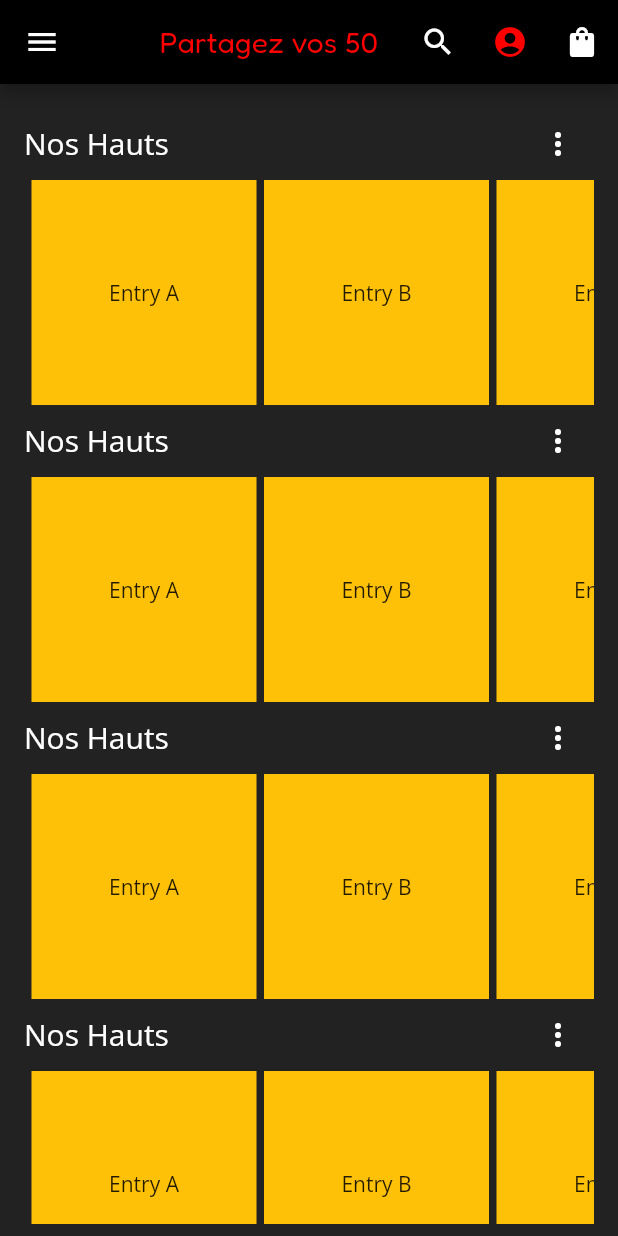
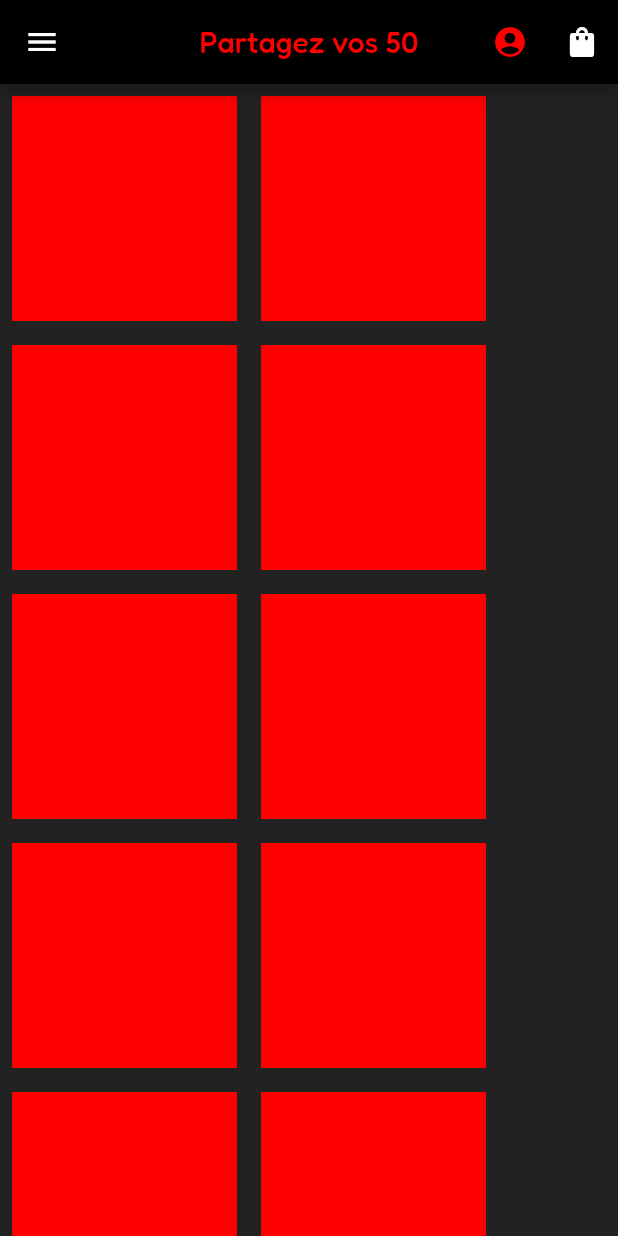
Before and after one commit to Wanako0609/Partagez_vos_50, a Flutter app: the screen it shows after launch, after a tap on the "more vert" icon, on a phone screen of 412 x 824 dp. Run offline on Flutter 3.47's test engine with Material 2 defaults, Android fonts, the light colour scheme and no system bars.

Commit message:
Grand modification technique

```diff
--- /dev/null
+++ b/lib/all_Item/item.dart
@@ -0,0 +1,159 @@
+import 'package:flutter/material.dart';
+import 'package:partagez_vos_50/constants.dart';
+
+class MyItemPage extends StatelessWidget {
+  const MyItemPage({Key? key}) : super(key: key);
+
+  @override
+  Widget build(BuildContext context) {
+    return Scaffold(
+      appBar: myAppBar(context),
+      body: SingleChildScrollView(
+        child: Column(
+          children: [
+            Row(
+              children: [
+                Padding(
+                  padding: const EdgeInsets.all(8.0),
+                  child: Container(
+                    height: 150,
+                    width: 150,
+                    color: mPrimaryColor,
+                  ),
+                ),
+                Padding(
+                  padding: const EdgeInsets.all(8.0),
+                  child: Container(
+                    height: 150,
+                    width: 150,
+                    color: mPrimaryColor,
+                  ),
+                ),
+              ],
+            ),
+            Row(
+              children: [
+                Padding(
+                  padding: const EdgeInsets.all(8.0),
+                  child: Container(
+                    height: 150,
+                    width: 150,
+                    color: mPrimaryColor,
+                  ),
+                ),
+                Padding(
+                  padding: const EdgeInsets.all(8.0),
+                  child: Container(
+                    height: 150,
+                    width: 150,
+                    color: mPrimaryColor,
+                  ),
+                ),
+              ],
+            ),
+            Row(
+              children: [
+                Padding(
+                  padding: const EdgeInsets.all(8.0),
+                  child: Container(
+                    height: 150,
+                    width: 150,
+                    color: mPrimaryColor,
+                  ),
+                ),
+                Padding(
+                  padding: const EdgeInsets.all(8.0),
+                  child: Container(
+                    height: 150,
+                    width: 150,
+                    color: mPrimaryColor,
+                  ),
+                ),
+              ],
+            ),
+            Row(
+              children: [
+                Padding(
+                  padding: const EdgeInsets.all(8.0),
+                  child: Container(
+                    height: 150,
+                    width: 150,
+                    color: mPrimaryColor,
+                  ),
+                ),
+                Padding(
+                  padding: const EdgeInsets.all(8.0),
+                  child: Container(
+                    height: 150,
+                    width: 150,
+                    color: mPrimaryColor,
+                  ),
+                ),
+              ],
+            ),
+            Row(
+              children: [
+                Padding(
+                  padding: const EdgeInsets.all(8.0),
+                  child: Container(
+                    height: 150,
+                    width: 150,
+                    color: mPrimaryColor,
+                  ),
+                ),
+                Padding(
+                  padding: const EdgeInsets.all(8.0),
+                  child: Container(
+                    height: 150,
+                    width: 150,
+                    color: mPrimaryColor,
+                  ),
+                ),
+              ],
+            ),
+            Row(
+              children: [
+                Padding(
+                  padding: const EdgeInsets.all(8.0),
+                  child: Container(
+                    height: 150,
+                    width: 150,
+                    color: mPrimaryColor,
+                  ),
+                ),
+                Padding(
+                  padding: const EdgeInsets.all(8.0),
+                  child: Container(
+                    height: 150,
+                    width: 150,
+                    color: mPrimaryColor,
+                  ),
+                ),
+              ],
+            ),
+            Row(
+              children: [
+                Padding(
+                  padding: const EdgeInsets.all(8.0),
+                  child: Container(
+                    height: 150,
+                    width: 150,
+                    color: mPrimaryColor,
+                  ),
+                ),
+                Padding(
+                  padding: const EdgeInsets.all(8.0),
+                  child: Container(
+                    height: 150,
+                    width: 150,
+                    color: mPrimaryColor,
+                  ),
+                ),
+              ],
+            ),
+          ],
+        ),
+      ),
+    );
+  }
+}
--- a/lib/constants.dart
+++ b/lib/constants.dart
@@ -1,19 +1,111 @@
 import 'package:flutter/material.dart';
+import 'main.dart';
+import 'package:partagez_vos_50/login_activity/login.dart';
 
 const mPrimaryColor = Color.fromARGB(255, 255, 0, 0);
+const mSecondColor = Color.fromARGB(255, 129, 0, 0);
+const mErrorColor = Color.fromARGB(255, 252, 150, 150);
 const mBackgroundColor = Color.fromARGB(255, 34, 34, 34);
 const mAppBarBackgroundColor = Color(0xFF000000);
 
 const mTextColor = Color(0xFFFFFFFF);
 const mIconColor = Color(0xFFFFFFFF);
 
+const mTextFieldBackgroundColor = Color.fromARGB(255, 126, 126, 126);
+
 class MyTheme {
   final theme1 = ThemeData(
+    splashColor: mPrimaryColor,
     primaryColor: mPrimaryColor,
     appBarTheme: const AppBarTheme(
       backgroundColor: mAppBarBackgroundColor,
     ),
     scaffoldBackgroundColor: mBackgroundColor,
     fontFamily: "body",
+    //text field theme
+    inputDecorationTheme: const InputDecorationTheme(
+      errorStyle: TextStyle(color: mErrorColor),
+      hoverColor: mPrimaryColor,
+      focusColor: mPrimaryColor,
+      counterStyle: TextStyle(color: mTextColor),
+      hintStyle: TextStyle(color: mTextColor),
+      fillColor: mTextFieldBackgroundColor,
+      filled: true,
+      errorBorder: OutlineInputBorder(
+        borderSide: BorderSide(color: mErrorColor, width: 2),
+        borderRadius: BorderRadius.all(
+          Radius.circular(30),
+        ),
+      ),
+      focusedBorder: OutlineInputBorder(
+        borderSide: BorderSide(color: mPrimaryColor, width: 2),
+        borderRadius: BorderRadius.all(
+          Radius.circular(30),
+        ),
+      ),
+      border: OutlineInputBorder(
+        borderRadius: BorderRadius.all(Radius.circular(30)),
+      ),
+    ),
+    //btn theme
+    elevatedButtonTheme: ElevatedButtonThemeData(
+      style: ElevatedButton.styleFrom(primary: mSecondColor),
+    ),
   );
 }
+
+AppBar myAppBar(BuildContext context) {
+  return AppBar(
+    title: TextButton(
+      onPressed: () {
+        gotoHomePage(context);
+      },
+      child: const Text(
+        "Partagez vos 50",
+        style:
+            TextStyle(color: mPrimaryColor, fontFamily: "logo", fontSize: 20),
+      ),
+    ),
+    centerTitle: true,
+    leading: const Icon(Icons.menu, color: mIconColor),
+    actions: [
+      IconButton(
+        onPressed: () {
+          gotoLoginPage(context);
+        },
+        tooltip: "User account",
+        icon: const Icon(
+          Icons.account_circle,
+        ),
+        color: mPrimaryColor,
+      ),
+      IconButton(
+        onPressed: () {},
+        tooltip: "My Bag",
+        icon: const Icon(Icons.shopping_bag, color: mIconColor),
+      ),
+    ],
+  );
+}
+
+void gotoHomePage(BuildContext context) {
+  Navigator.push(
+    context,
+    MaterialPageRoute(
+      builder: (context) {
+        return const MyMainPage();
+      },
+    ),
+  );
+}
+
+void gotoLoginPage(BuildContext context) {
+  Navigator.push(
+    context,
+    MaterialPageRoute(
+      builder: (context) {
+        return const MyLoginPage();
+      },
+    ),
+  );
+}
--- a/lib/homeSection/section.dart
+++ b/lib/homeSection/section.dart
@@ -2,6 +2,8 @@ import 'package:flutter/material.dart';
 
 import 'topclothe.dart';
 import 'package:partagez_vos_50/constants.dart';
+
+import 'package:partagez_vos_50/all_Item/item.dart';
 
 //une partie de la page principal
 class Section extends StatelessWidget {
@@ -21,7 +23,16 @@ class Section extends StatelessWidget {
             Padding(
               padding: const EdgeInsets.all(0.0),
               child: IconButton(
-                  onPressed: () {},
+                  onPressed: () {
+                    Navigator.push(
+                      context,
+                      MaterialPageRoute(
+                        builder: (context) {
+                          return const MyItemPage();
+                        },
+                      ),
+                    );
+                  },
                   icon: const Icon(
                     Icons.more_vert,
                     color: mIconColor,
--- a/lib/main.dart
+++ b/lib/main.dart
@@ -28,7 +28,7 @@ class MyMainPage extends StatelessWidget {
   @override
   Widget build(BuildContext context) {
     return Scaffold(
-      appBar: myAppBar(),
+      appBar: myAppBar(context),
       body: const Padding(
         padding: EdgeInsets.all(8.0),
         child: SingleChildScrollView(
@@ -37,35 +37,4 @@ class MyMainPage extends StatelessWidget {
       ),
     );
   }
-
-  AppBar myAppBar() {
-    return AppBar(
-      title: const Text(
-        "Partagez vos 50",
-        style: TextStyle(color: mPrimaryColor, fontFamily: "logo"),
-      ),
-      centerTitle: true,
-      leading: const Icon(Icons.menu, color: mIconColor),
-      actions: [
-        IconButton(
-          onPressed: () {},
-          tooltip: "Search",
-          icon: const Icon(Icons.search, color: mIconColor),
-        ),
-        IconButton(
-          onPressed: () {},
-          tooltip: "User account",
-          icon: const Icon(
-            Icons.account_circle,
-          ),
-          color: mPrimaryColor,
-        ),
-        IconButton(
-          onPressed: () {},
-          tooltip: "My Bag",
-          icon: const Icon(Icons.shopping_bag, color: mIconColor),
-        ),
-      ],
-    );
-  }
 }
```
Also changed, not shown: lib/login_activity/login.dart (added, +156 -0 lines), pubspec.yaml (+2 -23 lines), assets/fonts/Fredoka-Regular.ttf (deleted), assets/fonts/font_body.ttf (renamed from assets/fonts/OpenSans-Regular.ttf), assets/fonts/font_logo.ttf (added).
